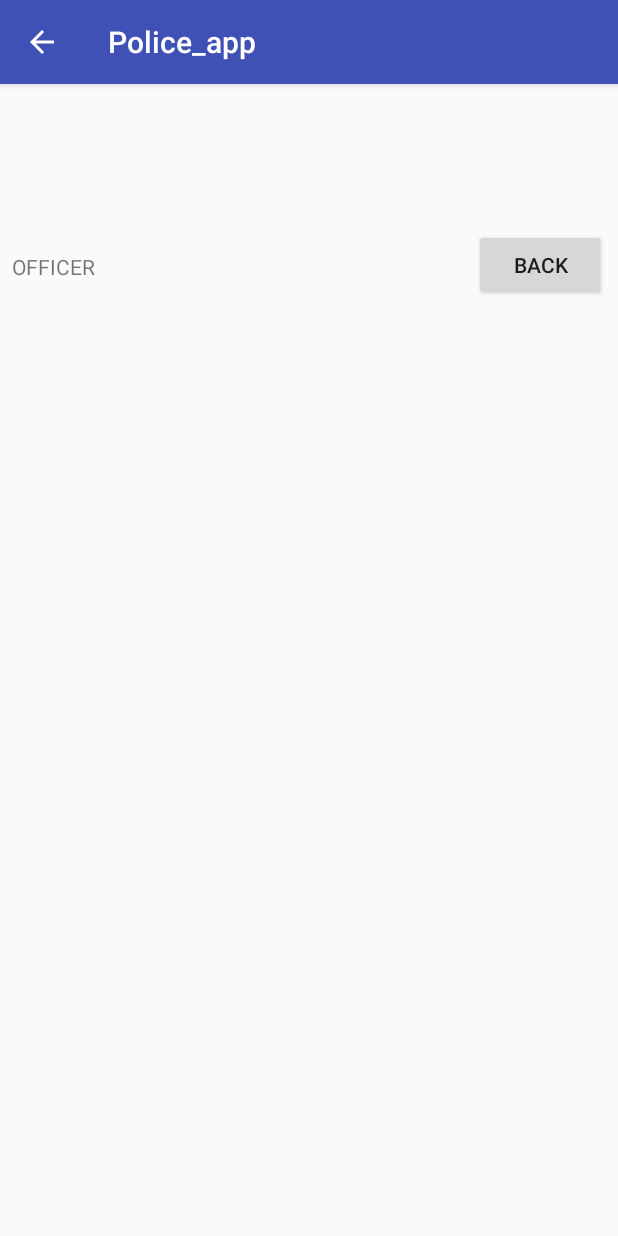
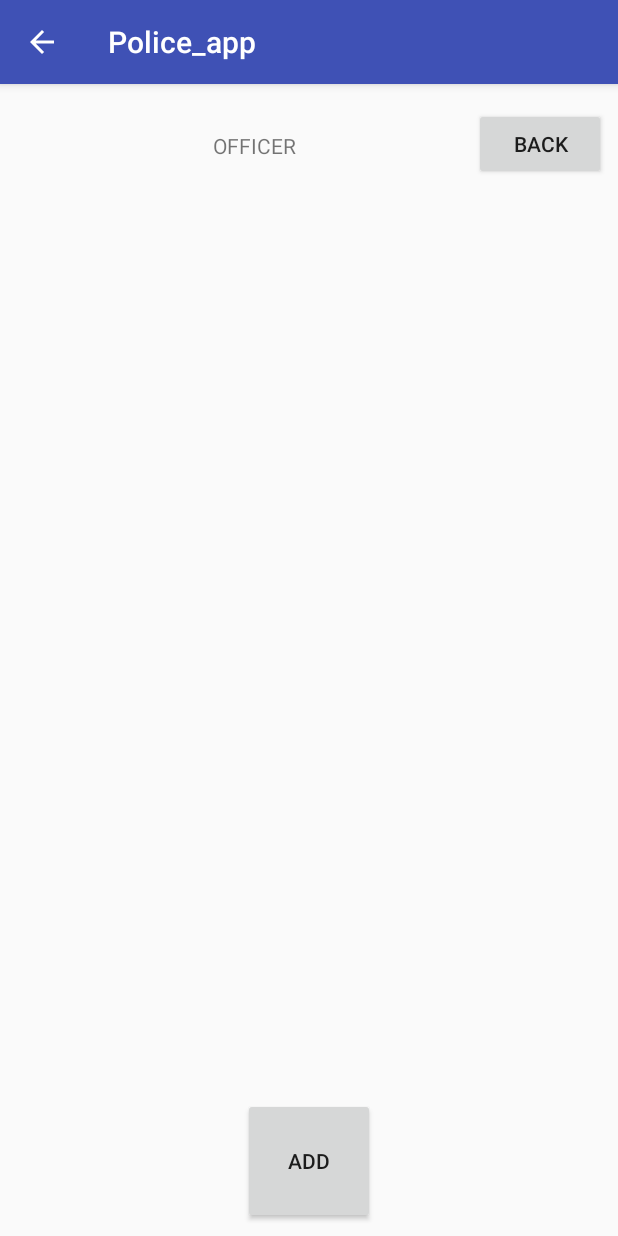
Before and after one commit to Lengel1605/Police_app, an Android app: the DisplayOfficersActivity screen opened directly, with no data from a screen before it, on a phone screen of 412 x 824 dp. Run offline under Robolectric (Android 15) with nearby library versions, the phone set to English and light mode, and no system bars.

Commit message:
DB begining + add butons

```diff
--- a/app/src/main/java/com/example/david/police_app/MainActivity.java
+++ b/app/src/main/java/com/example/david/police_app/MainActivity.java
@@ -2,10 +2,10 @@ package com.example.david.police_app;
 
 import android.content.Intent;
 import android.os.Bundle;
-import android.support.v7.app.ActionBarActivity;
+import android.support.v7.app.AppCompatActivity;
 import android.view.View;
 
-public class MainActivity extends ActionBarActivity {
+public class MainActivity extends AppCompatActivity{
 
 
     @Override
--- a/app/src/main/res/layout/officers_activity.xml
+++ b/app/src/main/res/layout/officers_activity.xml
@@ -6,6 +6,22 @@
     android:layout_width="match_parent"
     android:layout_height="match_parent"
     android:weightSum="1">
+
+    <TextView
+        android:id="@+id/textView2"
+        android:layout_width="wrap_content"
+        android:layout_height="wrap_content"
+        android:layout_marginBottom="8dp"
+        android:layout_marginLeft="8dp"
+        android:layout_marginRight="8dp"
+        android:layout_marginTop="16dp"
+        android:text="OFFICER"
+        app:layout_constraintBottom_toTopOf="@+id/scrollView2"
+        app:layout_constraintLeft_toLeftOf="parent"
+        app:layout_constraintRight_toLeftOf="@+id/button4"
+        app:layout_constraintTop_toTopOf="parent"
+        app:layout_constraintHorizontal_bias="0.549"
+        app:layout_constraintVertical_bias="0.586" />
 
     <ScrollView
         android:layout_width="0dp"
@@ -16,7 +32,28 @@
         app:layout_constraintBottom_toBottomOf="parent"
         app:layout_constraintLeft_toLeftOf="parent"
         app:layout_constraintRight_toRightOf="parent"
-        android:id="@+id/scrollView3">
+        android:id="@+id/scrollView6">
+
+        <LinearLayout
+            android:layout_width="match_parent"
+            android:layout_height="wrap_content"
+            android:orientation="vertical" />
+    </ScrollView>
+
+    <ScrollView
+        android:layout_width="0dp"
+        android:layout_height="0dp"
+        android:layout_marginBottom="100dp"
+        android:layout_marginLeft="8dp"
+        android:layout_marginRight="8dp"
+        app:layout_constraintBottom_toBottomOf="parent"
+        app:layout_constraintLeft_toLeftOf="parent"
+        app:layout_constraintRight_toRightOf="parent"
+        android:id="@+id/scrollView2"
+        app:layout_constraintTop_toTopOf="parent"
+        android:layout_marginTop="70dp"
+        app:layout_constraintHorizontal_bias="0.0"
+        app:layout_constraintVertical_bias="0.0">
 
         <LinearLayout
             android:layout_width="match_parent"
@@ -35,42 +72,22 @@
         app:layout_constraintTop_toTopOf="parent"
         tools:layout_constraintLeft_creator="1"
         tools:layout_constraintRight_creator="1"
-        tools:layout_constraintTop_creator="1"
+        tools:layout_constraintTop_creator="1" />
+
+    <Button
+        android:id="@+id/button11"
+        android:layout_width="88dp"
+        android:layout_height="0dp"
         android:layout_marginBottom="8dp"
-        app:layout_constraintBottom_toTopOf="@+id/scrollView2" />
-
-    <ScrollView
-        android:layout_width="0dp"
-        android:layout_height="525dp"
-        android:layout_marginBottom="9dp"
-        android:layout_marginLeft="8dp"
-        android:layout_marginRight="8dp"
+        android:layout_marginLeft="300dp"
+        android:layout_marginRight="300dp"
+        android:layout_marginTop="8dp"
+        android:onClick="showNewOfficer"
+        android:text="ADD"
         app:layout_constraintBottom_toBottomOf="parent"
-        app:layout_constraintHorizontal_bias="0.0"
+        app:layout_constraintHorizontal_bias="0.501"
         app:layout_constraintLeft_toLeftOf="parent"
         app:layout_constraintRight_toRightOf="parent"
-        android:id="@+id/scrollView2">
-
-        <LinearLayout
-            android:layout_width="match_parent"
-            android:layout_height="wrap_content"
-            android:orientation="vertical" />
-    </ScrollView>
-
-    <TextView
-        android:id="@+id/textView2"
-        android:layout_width="0dp"
-        android:layout_height="29dp"
-        android:layout_marginBottom="8dp"
-        android:layout_marginLeft="8dp"
-        android:layout_marginRight="16dp"
-        android:layout_marginTop="16dp"
-        android:text="OFFICER"
-        app:layout_constraintBottom_toTopOf="@+id/scrollView2"
-        app:layout_constraintHorizontal_bias="0.595"
-        app:layout_constraintLeft_toLeftOf="parent"
-        app:layout_constraintRight_toLeftOf="@+id/button4"
-        app:layout_constraintTop_toTopOf="parent"
-        app:layout_constraintVertical_bias="0.533" />
+        app:layout_constraintTop_toBottomOf="@+id/scrollView2" />
 
 </android.support.constraint.ConstraintLayout>
```
Also changed, not shown: app/src/main/AndroidManifest.xml (+24 -0 lines), app/src/main/java/com/example/david/police_app/DisplayInterventionsActivity.java (+9 -0 lines), app/src/main/java/com/example/david/police_app/DisplayNewInterventionActivity.java (added, +18 -0 lines), app/src/main/java/com/example/david/police_app/DisplayNewOfficerActivity.java (added, +18 -0 lines), app/src/main/java/com/example/david/police_app/DisplayNewTeamActivity.java (added, +18 -0 lines), app/src/main/java/com/example/david/police_app/DisplayOfficersActivity.java (+12 -1 lines), app/src/main/java/com/example/david/police_app/DisplayTeamsActivity.java (+9 -0 lines), app/src/main/res/layout/interventions_activity.xml (+32 -8 lines), app/src/main/res/layout/newintervention_activity.xml (added, +20 -0 lines), app/src/main/res/layout/newofficer_activity.xml (added, +212 -0 lines), app/src/main/res/layout/newteam_activity.xml (added, +20 -0 lines), app/src/main/res/layout/team_activity.xml (+32 -8 lines), app/src/main/res/values/strings.xml (+18 -0 lines).
